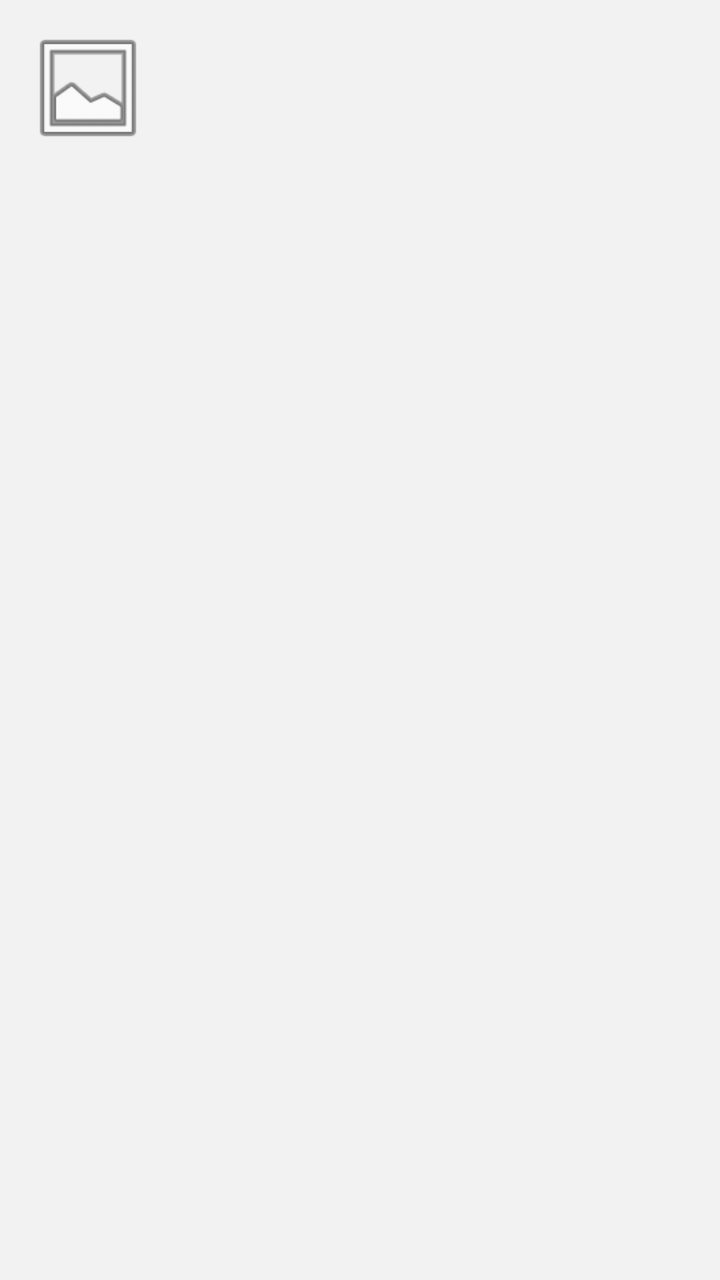
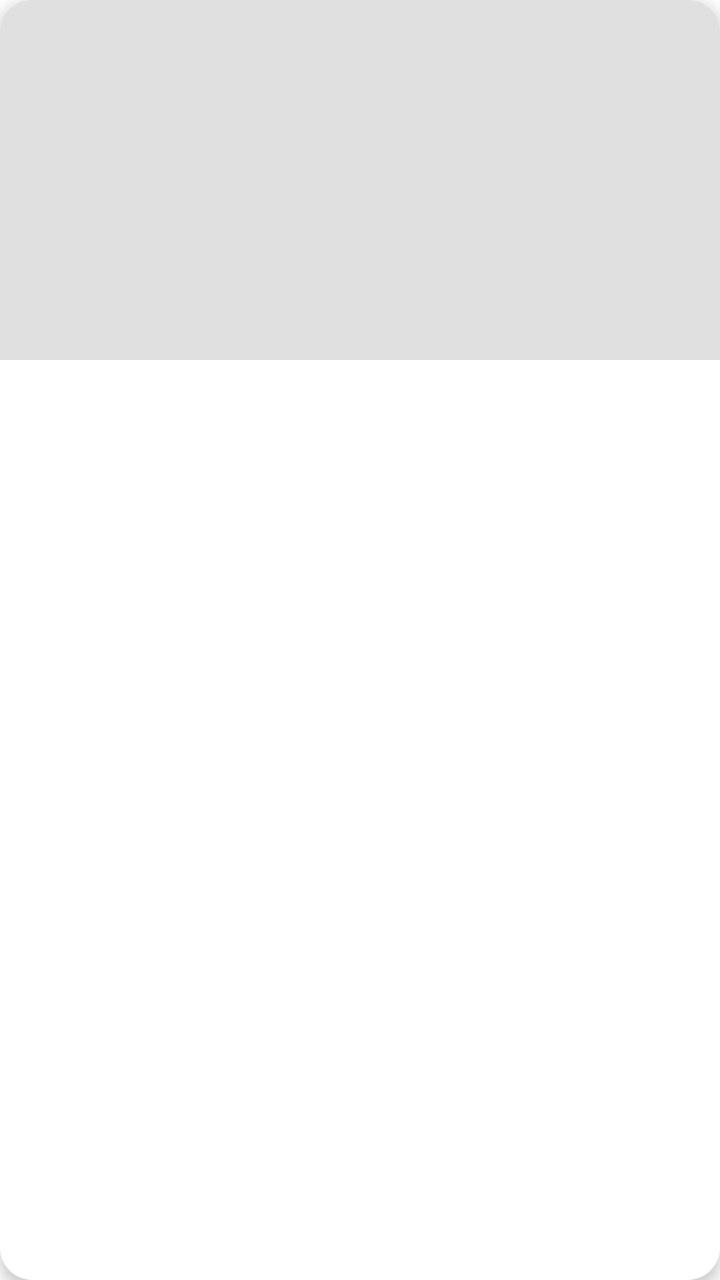

Screens rendered from an Android XML layout before and after an edit, with the pre-edit source and the edit as a unified diff.
<!-- AndroidManifest.xml: application theme Theme.ReceitaFacil -->
<!-- res/layout/item_receita.xml -->
<?xml version="1.0" encoding="utf-8"?>
<LinearLayout xmlns:android="http://schemas.android.com/apk/res/android"
    android:layout_width="match_parent"
    android:layout_height="wrap_content"
    android:orientation="horizontal"
    android:padding="12dp"
    android:layout_marginBottom="8dp"
    android:background="#F2F2F2">

    <ImageView
        android:id="@+id/ivReceita"
        android:layout_width="64dp"
        android:layout_height="64dp"
        android:scaleType="centerCrop"
        android:src="@android:drawable/ic_menu_gallery" />

    <LinearLayout
        android:layout_width="0dp"
        android:layout_height="wrap_content"
        android:layout_weight="1"
        android:layout_marginStart="12dp"
        android:orientation="vertical">

        <TextView
            android:id="@+id/tvNome"
            android:layout_width="wrap_content"
            android:layout_height="wrap_content"
            android:textSize="18sp"
            android:textStyle="bold" />

        <TextView
            android:id="@+id/tvInfo"
            android:layout_width="wrap_content"
            android:layout_height="wrap_content"
            android:textSize="14sp" />
    </LinearLayout>
</LinearLayout>
<!-- resources referenced by this layout -->
<resources>
  <style name="Theme.ReceitaFacil" parent="Theme.MaterialComponents.DayNight.DarkActionBar">
          
          <item name="colorPrimary">@color/purple_500</item>
          <item name="colorPrimaryVariant">@color/purple_700</item>
          <item name="colorOnPrimary">@color/white</item>
          
          <item name="colorSecondary">@color/teal_200</item>
          <item name="colorSecondaryVariant">@color/teal_700</item>
          <item name="colorOnSecondary">@color/black</item>
          
          <item name="android:statusBarColor">?attr/colorPrimaryVariant</item>
          
      </style>
  <color name="purple_500">#FF6200EE</color>
  <color name="purple_700">#FF3700B3</color>
  <color name="white">#FFFFFFFF</color>
  <color name="teal_200">#FF03DAC5</color>
  <color name="teal_700">#FF018786</color>
  <color name="black">#FF000000</color>
</resources>

<!-- the commit's change to res/layout/item_receita.xml (unified diff, before → after) -->
@@ -1,37 +1,54 @@
 <?xml version="1.0" encoding="utf-8"?>
-<LinearLayout xmlns:android="http://schemas.android.com/apk/res/android"
+<com.google.android.material.card.MaterialCardView
+    xmlns:android="http://schemas.android.com/apk/res/android"
+    xmlns:app="http://schemas.android.com/apk/res-auto"
     android:layout_width="match_parent"
     android:layout_height="wrap_content"
-    android:orientation="horizontal"
-    android:padding="12dp"
-    android:layout_marginBottom="8dp"
-    android:background="#F2F2F2">
+    android:layout_margin="8dp"
+    app:cardCornerRadius="16dp"
+    app:cardElevation="4dp">
 
-    <ImageView
-        android:id="@+id/ivReceita"
-        android:layout_width="64dp"
-        android:layout_height="64dp"
-        android:scaleType="centerCrop"
-        android:src="@android:drawable/ic_menu_gallery" />
+    <androidx.constraintlayout.widget.ConstraintLayout
+        android:layout_width="match_parent"
+        android:layout_height="wrap_content">
 
-    <LinearLayout
-        android:layout_width="0dp"
-        android:layout_height="wrap_content"
-        android:layout_weight="1"
-        android:layout_marginStart="12dp"
-        android:orientation="vertical">
+        
+        <ImageView
+            android:id="@+id/imgReceita"
+            android:layout_width="0dp"
+            android:layout_height="180dp"
+            android:scaleType="centerCrop"
+            android:background="#E0E0E0"
+            app:layout_constraintTop_toTopOf="parent"
+            app:layout_constraintStart_toStartOf="parent"
+            app:layout_constraintEnd_toEndOf="parent" />
 
+        
         <TextView
-            android:id="@+id/tvNome"
-            android:layout_width="wrap_content"
+            android:id="@+id/txtTituloReceita"
+            android:layout_width="0dp"
             android:layout_height="wrap_content"
-            android:textSize="18sp"
-            android:textStyle="bold" />
+            android:layout_margin="16dp"
+            android:textSize="20sp"
+            android:textStyle="bold"
+            android:textColor="@color/textColorPrimary"
+            app:layout_constraintTop_toBottomOf="@id/imgReceita"
+            app:layout_constraintStart_toStartOf="parent"
+            app:layout_constraintEnd_toEndOf="parent" />
 
+        
         <TextView
-            android:id="@+id/tvInfo"
-            android:layout_width="wrap_content"
+            android:id="@+id/txtDetalhesBasicos"
+            android:layout_width="0dp"
             android:layout_height="wrap_content"
-            android:textSize="14sp" />
-    </LinearLayout>
-</LinearLayout>
+            android:layout_marginStart="16dp"
+            android:layout_marginEnd="16dp"
+            android:layout_marginBottom="16dp"
+            android:textSize="14sp"
+            android:textColor="@color/textColorSecondary"
+            app:layout_constraintTop_toBottomOf="@id/txtTituloReceita"
+            app:layout_constraintBottom_toBottomOf="parent"
+            app:layout_constraintStart_toStartOf="parent" />
+
+    </androidx.constraintlayout.widget.ConstraintLayout>
+</com.google.android.material.card.MaterialCardView>
<!-- resource entries referenced after the edit -->
@@ -1,23 +1,25 @@
 <!-- resources referenced by this layout -->
 <resources>
+  <color name="textColorPrimary">#212121</color>
+  <color name="textColorSecondary">#757575</color>
   <style name="Theme.ReceitaFacil" parent="Theme.MaterialComponents.DayNight.DarkActionBar">
           
-          <item name="colorPrimary">@color/purple_500</item>
-          <item name="colorPrimaryVariant">@color/purple_700</item>
+          <item name="colorPrimary">@color/primaryColor</item>
+          <item name="colorPrimaryVariant">@color/primaryDarkColor</item>
           <item name="colorOnPrimary">@color/white</item>
+  
           
-          <item name="colorSecondary">@color/teal_200</item>
-          <item name="colorSecondaryVariant">@color/teal_700</item>
+          <item name="colorSecondary">@color/secondaryColor</item>
+          <item name="colorSecondaryVariant">@color/secondaryColor</item>
           <item name="colorOnSecondary">@color/black</item>
+  
           
           <item name="android:statusBarColor">?attr/colorPrimaryVariant</item>
-          
       </style>
-  <color name="purple_500">#FF6200EE</color>
-  <color name="purple_700">#FF3700B3</color>
+  <color name="primaryColor">#FF5722</color>
+  <color name="primaryDarkColor">#E64A19</color>
   <color name="white">#FFFFFFFF</color>
-  <color name="teal_200">#FF03DAC5</color>
-  <color name="teal_700">#FF018786</color>
+  <color name="secondaryColor">#FFC107</color>
   <color name="black">#FF000000</color>
 </resources>
 
